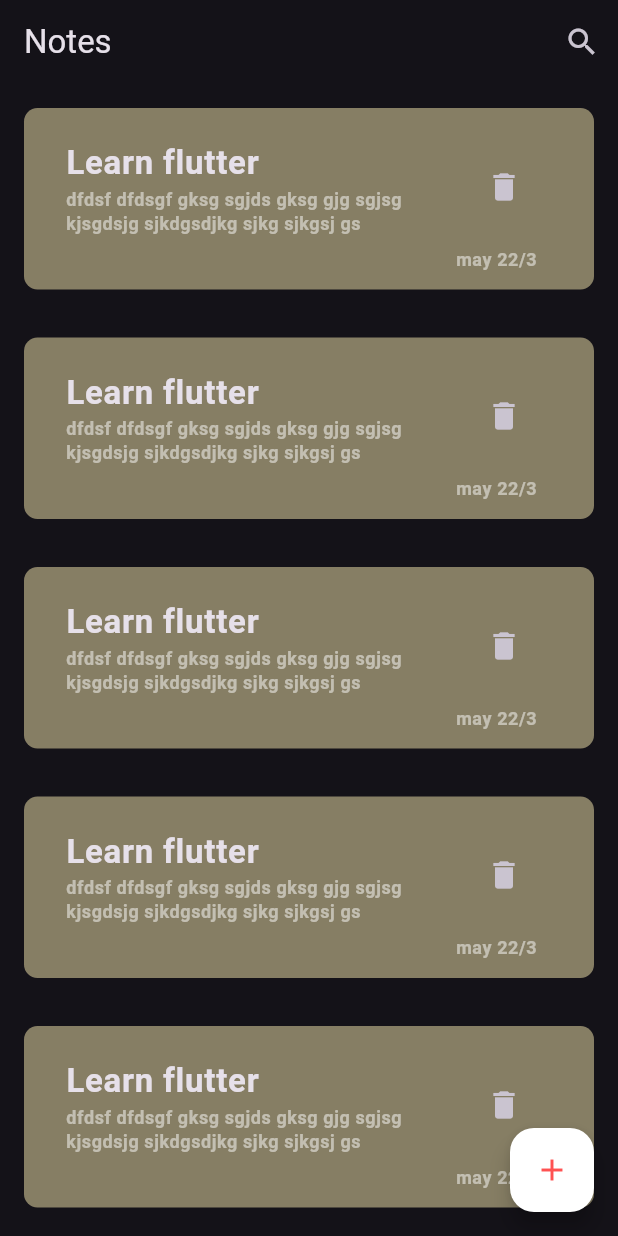
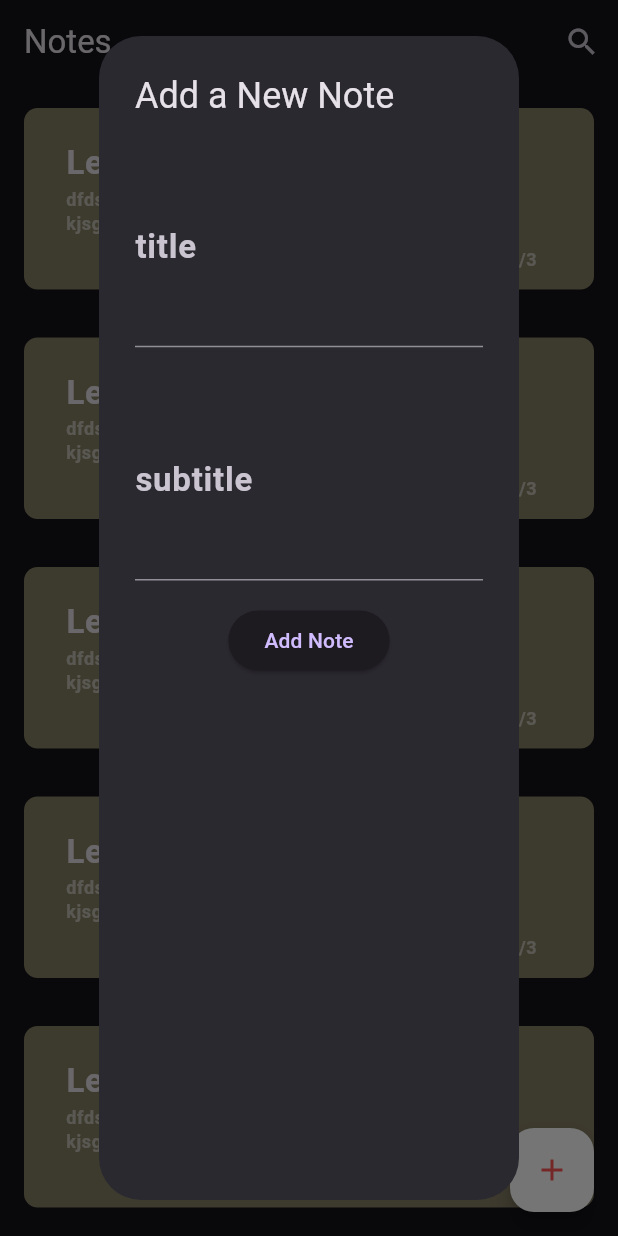
Before and after one commit to HussienAboSoker/notes, a Flutter app: the screen it shows after launch, after a tap on the "add" icon, on a phone screen of 412 x 824 dp. Run offline on Flutter 3.47's test engine with Material 3 defaults, Android fonts, the phone set to English and light mode, and no system bars.

Commit message:
create diaog show when click on floating...

```diff
--- a/lib/views/home.dart
+++ b/lib/views/home.dart
@@ -1,4 +1,5 @@
 import 'package:flutter/material.dart';
+import 'package:notes/views/widgets/dialog.dart';
 
 import 'package:notes/views/widgets/listview_note.dart';
 
@@ -19,7 +20,14 @@ class HomePage extends StatelessWidget {
       ),
       body: const ListViewNote(),
       floatingActionButton:
-          FloatingActionButton(onPressed: () {}, child: const Icon(Icons.add,color: Colors.redAccent,)),
+          FloatingActionButton(onPressed: () {
+           showDialog(
+            context: context,
+            builder: (BuildContext context) {
+              return AddNoteDialog();
+            },
+          );
+          }, child: const Icon(Icons.add,color: Colors.redAccent,)),
     );
   }
 }
--- /dev/null
+++ b/lib/views/widgets/dialog.dart
@@ -0,0 +1,42 @@
+// add_note_dialog.dart
+import 'package:flutter/material.dart';
+
+class AddNoteDialog extends StatelessWidget {
+  const AddNoteDialog({super.key});
+
+  @override
+  Widget build(BuildContext context) {
+    return AlertDialog(
+      title: const Text('Add a New Note'),
+      content: Column(
+        mainAxisSize: MainAxisSize.max,
+        children: [
+          const TextField(
+
+            decoration: InputDecoration(
+              labelText: 'title',
+            ),
+            maxLines: 3,
+          ),
+          const SizedBox(
+            height: 20,
+          ),
+          const TextField(
+            decoration: InputDecoration(
+              labelText: 'subtitle',
+            ),
+            maxLines: 3,
+          ),
+          const SizedBox(height: 16),
+          ElevatedButton(
+            onPressed: () {
+              // Add your logic to save the note
+              Navigator.pop(context); // Close the dialog
+            },
+            child: const Text('Add Note'),
+          ),
+        ],
+      ),
+    );
+  }
+}
```
